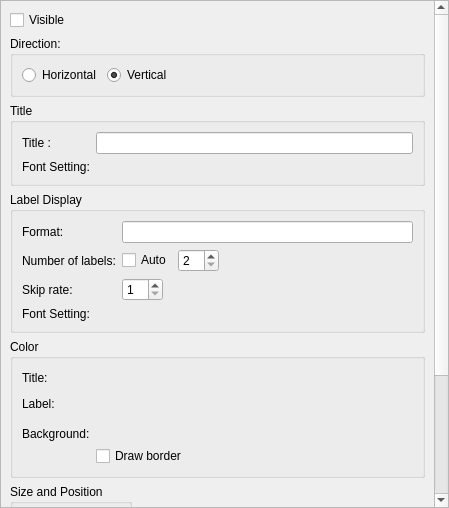
This is libs/guicore/scalarstocolors/colormaplegendsettingeditwidget.ui in i-RIC/prepost-gui as Qt 5 draws it before an edit. The edited form follows.
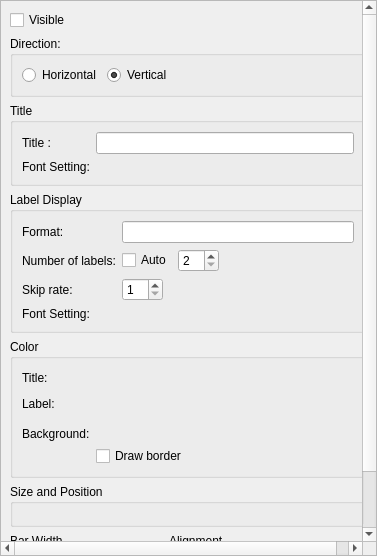
This is the edited form. Custom widgets are drawn as their Qt base class.

Patch:
```diff
--- a/libs/guicore/scalarstocolors/colormaplegendsettingeditwidget.ui
+++ b/libs/guicore/scalarstocolors/colormaplegendsettingeditwidget.ui
@@ -6,8 +6,8 @@
    <rect>
     <x>0</x>
     <y>0</y>
-    <width>449</width>
-    <height>508</height>
+    <width>377</width>
+    <height>556</height>
    </rect>
   </property>
   <property name="windowTitle">
@@ -36,11 +36,11 @@
        <rect>
         <x>0</x>
         <y>0</y>
-        <width>430</width>
-        <height>612</height>
+        <width>375</width>
+        <height>554</height>
        </rect>
       </property>
-      <layout class="QVBoxLayout" name="verticalLayout_5" stretch="0,0,0,0,0,0,0,0,1">
+      <layout class="QVBoxLayout" name="verticalLayout" stretch="0,0,0,0,0,0,0,1">
        <item>
         <widget class="QCheckBox" name="visibleCheckBox">
          <property name="text">
@@ -355,19 +355,26 @@
         </widget>
        </item>
        <item>
-        <layout class="QHBoxLayout" name="horizontalLayout_2">
-         <item>
           <widget class="QGroupBox" name="imageSettingGroupBox">
            <property name="title">
             <string>Size and Position</string>
            </property>
-           <layout class="QVBoxLayout" name="verticalLayout">
+         <layout class="QHBoxLayout" name="horizontalLayout_2">
+          <property name="leftMargin">
+           <number>0</number>
+          </property>
+          <property name="topMargin">
+           <number>0</number>
+          </property>
+          <property name="rightMargin">
+           <number>0</number>
+          </property>
+          <property name="bottomMargin">
+           <number>0</number>
+          </property>
             <item>
              <widget class="ImageSettingWidget" name="imageSettingWidget" native="true"/>
             </item>
-           </layout>
-          </widget>
-         </item>
          <item>
           <spacer name="horizontalSpacer_2">
            <property name="orientation">
@@ -382,7 +389,10 @@
           </spacer>
          </item>
         </layout>
+        </widget>
        </item>
+       <item>
+        <layout class="QHBoxLayout" name="horizontalLayout_10">
        <item>
         <widget class="QGroupBox" name="barWidthGroupBox">
          <property name="title">
@@ -480,6 +490,8 @@
           </item>
          </layout>
         </widget>
+         </item>
+        </layout>
        </item>
        <item>
         <spacer name="verticalSpacer">
```
Left out of the diff: 15 changed lines with no effect on the pictures. Lines whose indentation alone changed are shown as unchanged.
